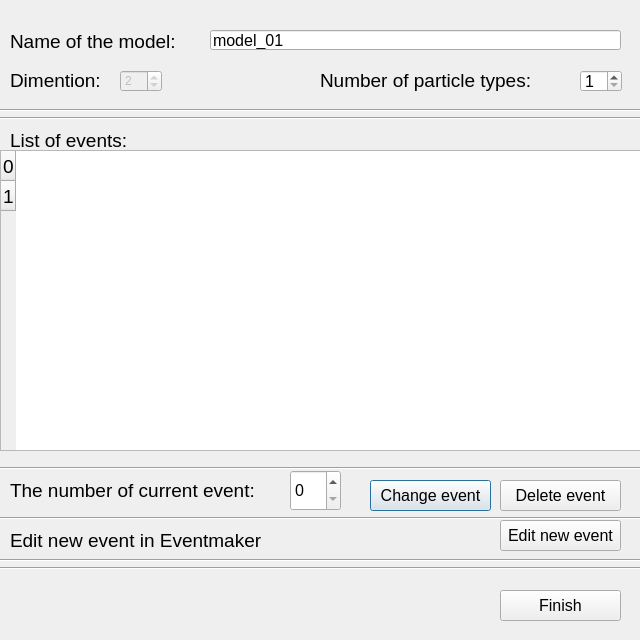
biel-wro/SimBaD, file gui/forms/dialog_open_model.ui: the form before one commit.
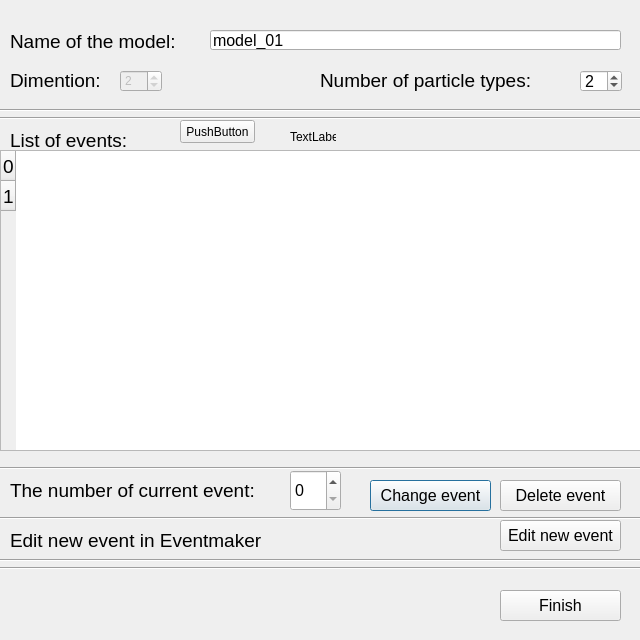
The form after the commit.

What changed in the file:
```diff
--- a/gui/forms/dialog_open_model.ui
+++ b/gui/forms/dialog_open_model.ui
@@ -151,7 +151,10 @@
     <number>5</number>
    </property>
    <property name="value">
-    <number>1</number>
+    <number>2</number>
+   </property>
+   <property name="displayIntegerBase">
+    <number>10</number>
    </property>
   </widget>
   <widget class="QTableWidget" name="tableWidget">
@@ -505,6 +508,32 @@
     <string>Edit new event in Eventmaker</string>
    </property>
   </widget>
+  <widget class="QPushButton" name="pushButton_5">
+   <property name="geometry">
+    <rect>
+     <x>180</x>
+     <y>120</y>
+     <width>75</width>
+     <height>23</height>
+    </rect>
+   </property>
+   <property name="text">
+    <string>PushButton</string>
+   </property>
+  </widget>
+  <widget class="QLabel" name="label_7">
+   <property name="geometry">
+    <rect>
+     <x>290</x>
+     <y>130</y>
+     <width>46</width>
+     <height>13</height>
+    </rect>
+   </property>
+   <property name="text">
+    <string>TextLabel</string>
+   </property>
+  </widget>
  </widget>
  <resources/>
  <connections>
```
Left out of the diff: 9 changed lines with no effect on the pictures.
